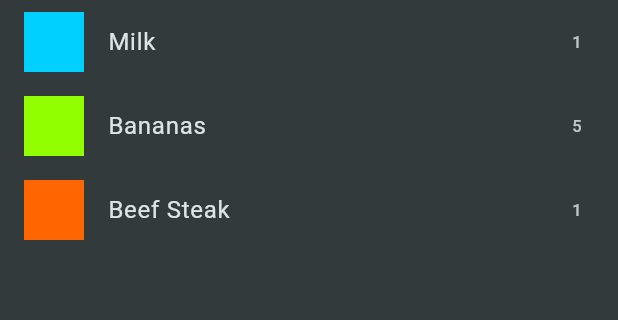
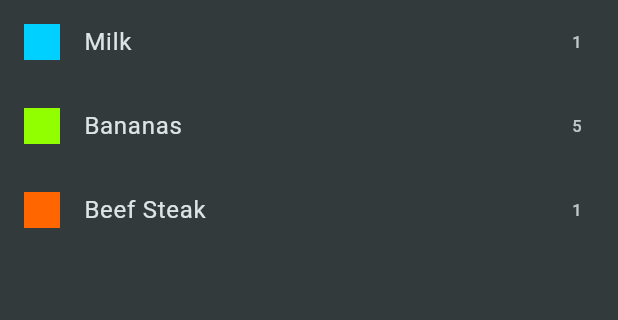
Before and after one commit to ubeydeozdmr/flutter_dart_course_academind, a Flutter app: the screen it shows after launch, on a phone screen of 412 x 824 dp, the part 84-404 px from its top. Run offline on Flutter 3.47's test engine with Material 3 defaults, Android fonts, the phone set to English and light mode, and no system bars; our stand-ins replace flutter_riverpod, google_fonts, transparent_image.

Commit message:
Challenge Solution 2 - Building the List UI

```diff
--- a/shopping_list/lib/main.dart
+++ b/shopping_list/lib/main.dart
@@ -1,4 +1,5 @@
 import 'package:flutter/material.dart';
+
 import 'package:shopping_list/widgets/grocery_list.dart';
 
 void main() {
--- a/shopping_list/lib/widgets/grocery_list.dart
+++ b/shopping_list/lib/widgets/grocery_list.dart
@@ -1,4 +1,5 @@
 import 'package:flutter/material.dart';
+
 import 'package:shopping_list/data/dummy_items.dart';
 
 class GroceryList extends StatelessWidget {
@@ -7,25 +8,23 @@ class GroceryList extends StatelessWidget {
   @override
   Widget build(BuildContext context) {
     return Scaffold(
-        appBar: AppBar(
-          title: const Text('Your Groceries'),
+      appBar: AppBar(
+        title: const Text('Your Groceries'),
+      ),
+      body: ListView.builder(
+        itemCount: groceryItems.length,
+        itemBuilder: (ctx, index) => ListTile(
+          title: Text(groceryItems[index].name),
+          leading: Container(
+            width: 24,
+            height: 24,
+            color: groceryItems[index].category.color,
+          ),
+          trailing: Text(
+            groceryItems[index].quantity.toString(),
+          ),
         ),
-        body: ListView(
-          children: groceryItems.map((item) {
-            return ListTile(
-              title: Text(item.name),
-              trailing: Text('${item.quantity}'),
-              leading: CircleAvatar(
-                child: Container(
-                  color: item.category.color,
-                  // decoration: BoxDecoration(
-                  //   shape: BoxShape.rectangle,
-                  //   color: item.category.color,
-                  // ),
-                ),
-              ),
-            );
-          }).toList(),
-        ));
+      ),
+    );
   }
 }
```
